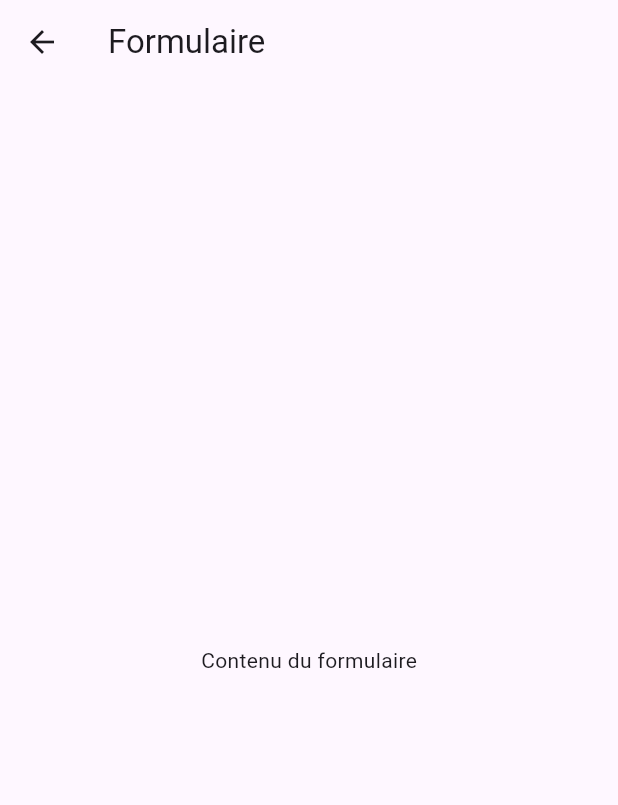
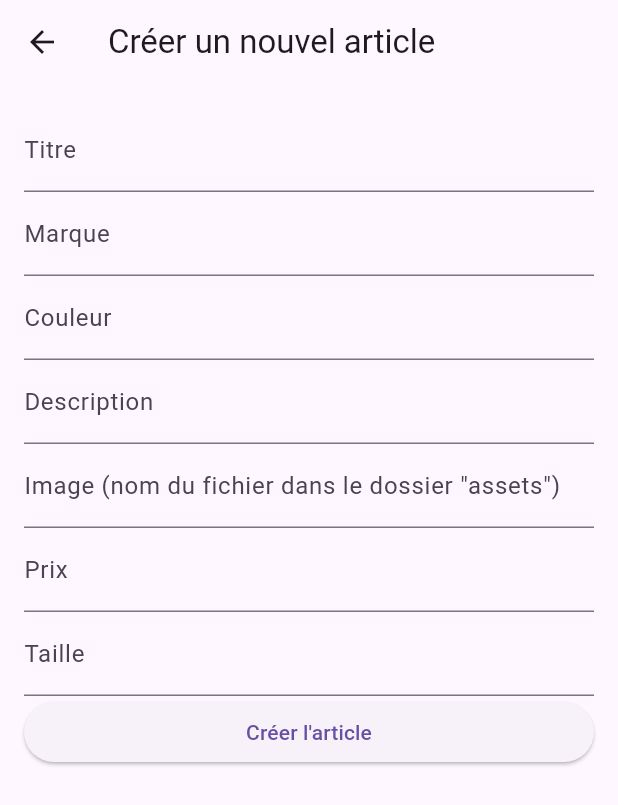
Before and after one commit to Pellegrin69/bsn_clothes, a Flutter app: the FormPage screen opened by its route, on a phone screen of 412 x 824 dp. Shown: the top 805 px of the screen. Run offline on Flutter 3.47's test engine with Material 3 defaults, Android fonts, the phone set to English and light mode, and no system bars; our stand-ins replace cloud_firestore, firebase_auth, firebase_core, fluttertoast, font_awesome_flutter; accounts and stored records are empty.

Commit message:
Formulaire de création d'annonces et 2-3 modifs

```diff
--- a/lib/main.dart
+++ b/lib/main.dart
@@ -37,7 +37,7 @@ class MyApp extends StatelessWidget {
         '/signup': (context) => const SignUpPage(),
         '/home': (context) => const HomePage(),
         '/product': (context) => const ProductPage(),
-        '/form': (context) => const FormPage(),
+        '/form': (context) => FormPage(),
       },
     );
   }
--- a/lib/screens/form.dart
+++ b/lib/screens/form.dart
@@ -1,17 +1,120 @@
 import 'package:flutter/material.dart';
+import 'package:cloud_firestore/cloud_firestore.dart';
 
 class FormPage extends StatelessWidget {
-  const FormPage({super.key});
+  final TextEditingController brandController = TextEditingController();
+  final TextEditingController colorController = TextEditingController();
+  final TextEditingController descriptionController = TextEditingController();
+  final TextEditingController pictureController = TextEditingController();
+  final TextEditingController priceController = TextEditingController();
+  final TextEditingController sizeController = TextEditingController();
+  final TextEditingController titleController = TextEditingController();
 
   @override
   Widget build(BuildContext context) {
     return Scaffold(
       appBar: AppBar(
-        title: const Text('Formulaire'),
+        title: const Text('Créer un nouvel article'),
       ),
-      body: const Center(
-        child: Text('Contenu du formulaire'),
+      body: Padding(
+        padding: const EdgeInsets.all(16.0),
+        child: Column(
+          crossAxisAlignment: CrossAxisAlignment.stretch,
+          children: [
+            TextField(
+              controller: titleController,
+              decoration: const InputDecoration(labelText: 'Titre'),
+            ),
+            TextField(
+              controller: brandController,
+              decoration: const InputDecoration(labelText: 'Marque'),
+            ),
+            TextField(
+              controller: colorController,
+              decoration: const InputDecoration(labelText: 'Couleur'),
+            ),
+            TextField(
+              controller: descriptionController,
+              decoration: const InputDecoration(labelText: 'Description'),
+            ),
+            TextField(
+              controller: pictureController,
+              decoration: const InputDecoration(labelText: 'Image (nom du fichier dans le dossier "assets")'),
+            ),
+            TextField(
+              controller: priceController,
+              keyboardType: TextInputType.number,
+              decoration: const InputDecoration(labelText: 'Prix'),
+            ),
+            TextField(
+              controller: sizeController,
+              decoration: const InputDecoration(labelText: 'Taille'),
+            ),
+            ElevatedButton(
+              onPressed: () {
+                _createArticle(context);
+              },
+              child: const Text('Créer l\'article'),
+            ),
+          ],
+        ),
       ),
     );
   }
+
+  void _createArticle(BuildContext context) async {
+    final FirebaseFirestore _firestore = FirebaseFirestore.instance;
+    final newArticle = {
+      'title': titleController.text,
+      'brand': brandController.text,
+      'color': colorController.text,
+      'description': descriptionController.text,
+      'picture': pictureController.text,
+      'price': int.tryParse(priceController.text) ?? 0,
+      'size': sizeController.text,
+    };
+
+    try {
+      DocumentReference newDocument = await _firestore.collection('articles').add(newArticle);
+      String documentId = newDocument.id;
+      newArticle['id'] = documentId;
+
+      await _firestore.collection('articles').doc(documentId).set(newArticle);
+
+      ScaffoldMessenger.of(context).showSnackBar(const SnackBar(
+        content: Text('Nouvel article créé avec succès'),
+      ));
+
+      // Effacer les champs après la création de l'article
+      titleController.clear();
+      brandController.clear();
+      colorController.clear();
+      descriptionController.clear();
+      pictureController.clear();
+      priceController.clear();
+      sizeController.clear();
+    } catch (error) {
+      ScaffoldMessenger.of(context).showSnackBar(SnackBar(
+        content: Text('Erreur lors de la création de l\'article: $error'),
+      ));
+    }
+
+    /* _firestore.collection('articles').add(newArticle).then((value) {
+      ScaffoldMessenger.of(context).showSnackBar(const SnackBar(
+        content: Text('Nouvel article créé avec succès'),
+      ));
+      // Effacer les champs après la création de l'article
+      titleController.clear();
+      brandController.clear();
+      colorController.clear();
+      descriptionController.clear();
+      pictureController.clear();
+      priceController.clear();
+      sizeController.clear();
+    }).catchError((error) {
+      ScaffoldMessenger.of(context).showSnackBar(SnackBar(
+        content: Text('Erreur lors de la création de l\'article: $error'),
+      ));
+    }); */
+  }
 }
--- a/lib/widgets/navbar.dart
+++ b/lib/widgets/navbar.dart
@@ -18,7 +18,7 @@ class NavBar extends StatelessWidget implements PreferredSizeWidget {
               size: 30,
             ),
           ),
-          Text('Vinteeeed'),
+          Text('BSN Clothes'),
         ],
       ),
       actions: [
```
Also changed, not shown: lib/screens/product.dart (+26 -3 lines), 1 other file.
